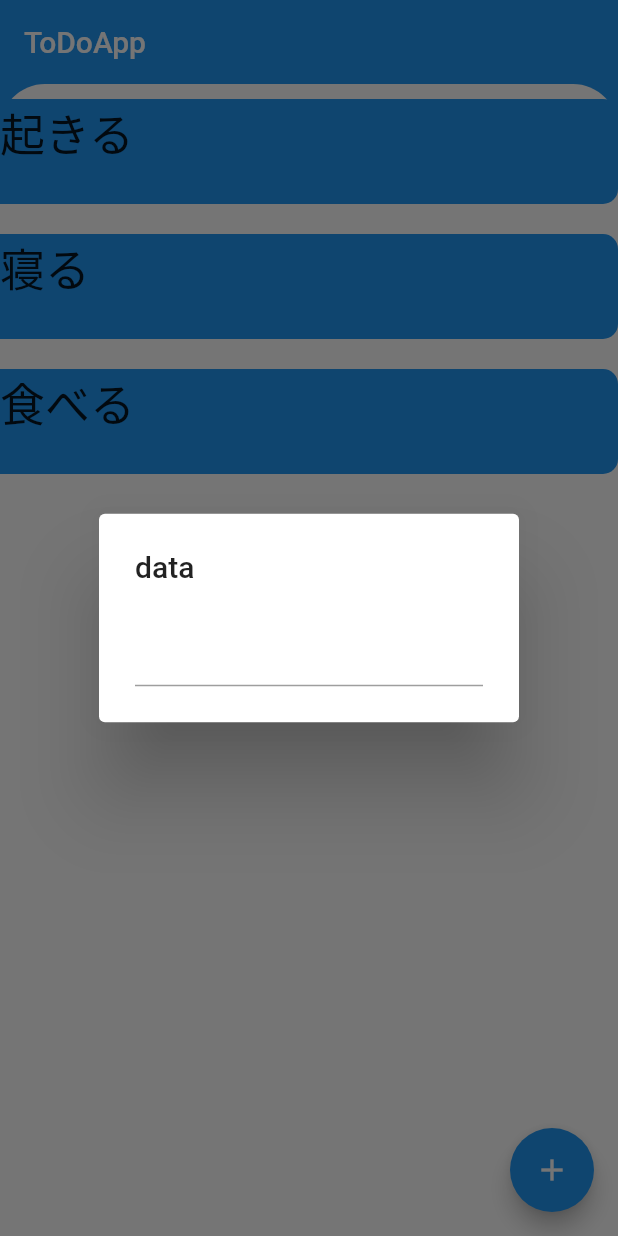
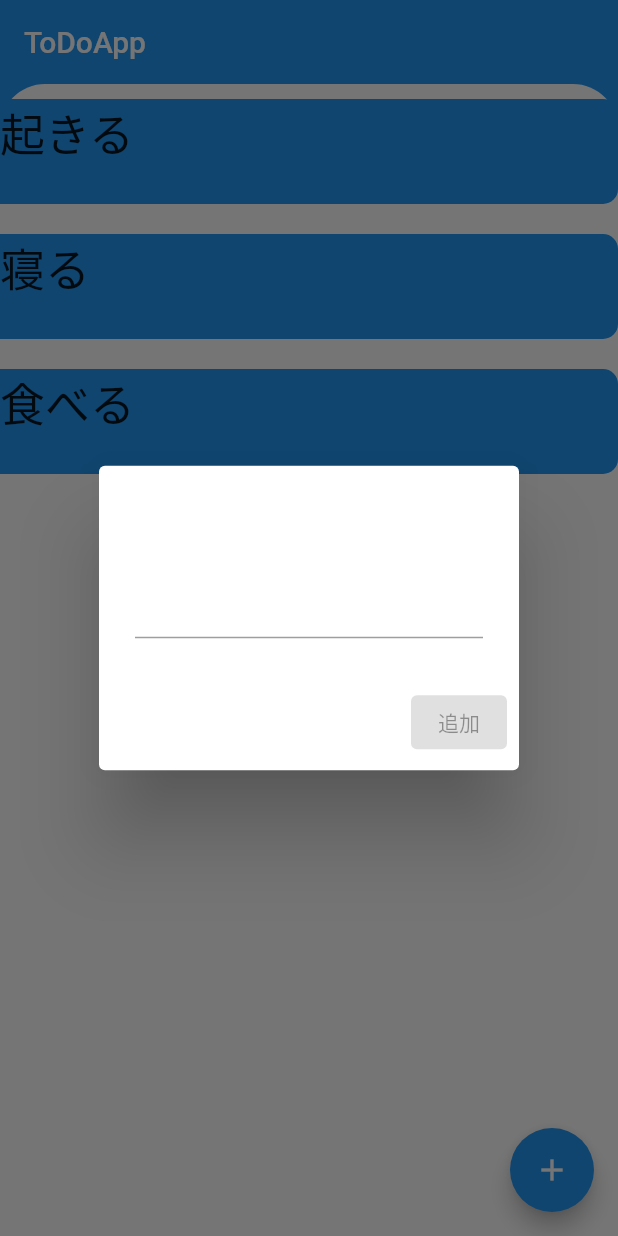
Before and after one commit to hibik17/flutter_todo, a Flutter app: the screen it shows after launch, after a tap on the "add" icon, on a phone screen of 412 x 824 dp. Run offline on Flutter 3.47's test engine with Material 2 defaults, Android fonts, the phone set to English and light mode, and no system bars; drawn by our look-alikes of flutter_slidable.

Commit message:
text_fieldの完成

```diff
--- a/lib/main.dart
+++ b/lib/main.dart
@@ -33,15 +33,40 @@ class MyHomePage extends StatefulWidget {
 }
 
 class _MyHomePageState extends State<MyHomePage> {
+  TextEditingController textcontroller = TextEditingController();
   // sample データの作成
   List<String> todolists = ["起きる", "寝る", "食べる"];
+  String todo = "";
+  // +buttonが押された際に、ダイアログを出す処理のクラス
 
-  // +buttonが押された際に、ダイアログを出す処理のクラス
   displaydialog(BuildContext context) {
     return showDialog(
         context: context,
         builder: (context) {
-          return AlertDialog(title: Text("data"), content: TextField());
+          return StatefulBuilder(builder: (context, setState) {
+            return AlertDialog(
+                title: Text(todo),
+                content: TextField(
+                    controller: textcontroller,
+                    onChanged: (v) {
+                      setState(() {
+                        todo = v;
+                      });
+                    }),
+                actions: [
+                  ElevatedButton(
+                      onPressed: todo.isEmpty
+                          ? null
+                          : () {
+                              setState(() {
+                                todolists.add(todo);
+                                textcontroller.clear();
+                                Navigator.pop(context);
+                              });
+                            },
+                      child: Text("追加"))
+                ]);
+          });
         });
   }
 
--- a/pubspec.yaml
+++ b/pubspec.yaml
@@ -34,6 +34,7 @@ dependencies:
   # Use with the CupertinoIcons class for iOS style icons.
   cupertino_icons: ^1.0.2
   flutter_slidable: ^0.6.0
+  shared_preferences: ^2.0.13
 
 dev_dependencies:
   flutter_test:
```
Also changed, not shown: pubspec.lock, 6 other files.
